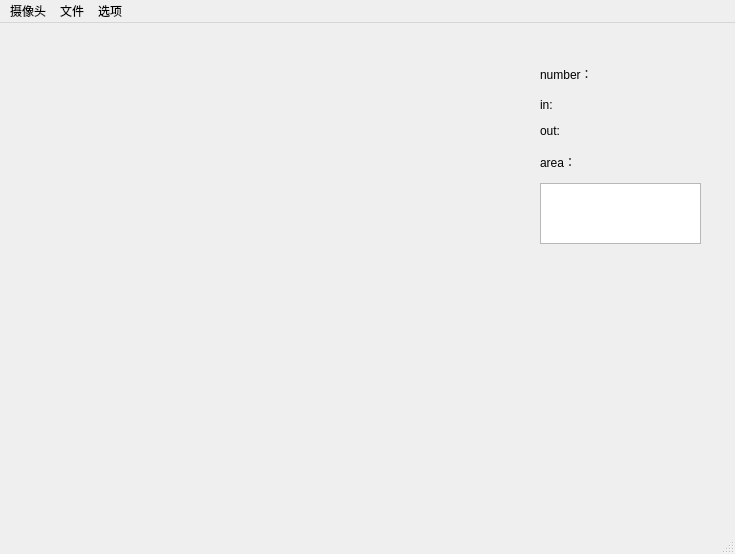
Old version of the form NeoCrowdCilent/mainwindow.ui in the repository zhengyueyu/NeoCrowd.
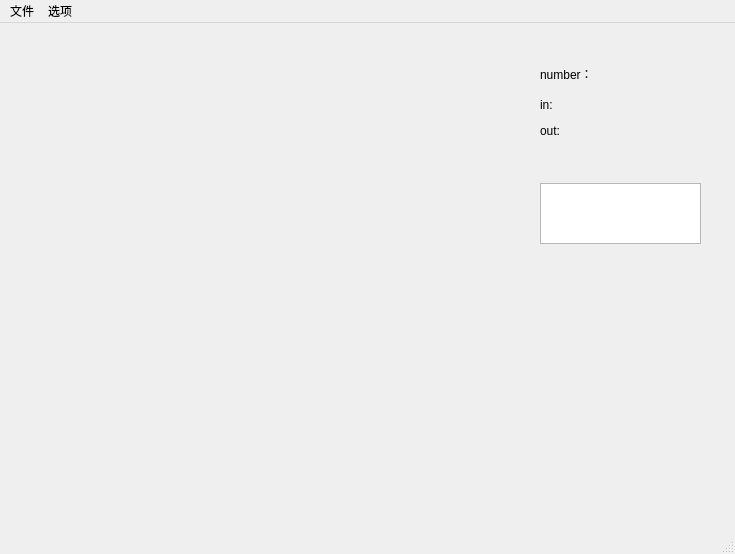
New version of the form.

Diff of the .ui file:
```diff
--- a/NeoCrowdCilent/mainwindow.ui
+++ b/NeoCrowdCilent/mainwindow.ui
@@ -56,19 +56,6 @@
      <string>&lt;html&gt;&lt;head/&gt;&lt;body&gt;&lt;p&gt;in:&lt;/p&gt;&lt;p&gt;out:&lt;/p&gt;&lt;/body&gt;&lt;/html&gt;</string>
     </property>
    </widget>
-   <widget class="QLabel" name="label">
-    <property name="geometry">
-     <rect>
-      <x>540</x>
-      <y>130</y>
-      <width>67</width>
-      <height>17</height>
-     </rect>
-    </property>
-    <property name="text">
-     <string>area：</string>
-    </property>
-   </widget>
    <widget class="QTextEdit" name="areaEdit">
     <property name="geometry">
      <rect>
@@ -102,13 +89,6 @@
      <height>28</height>
     </rect>
    </property>
-   <widget class="QMenu" name="menu">
-    <property name="title">
-     <string>摄像头</string>
-    </property>
-    <addaction name="open"/>
-    <addaction name="close"/>
-   </widget>
    <widget class="QMenu" name="menu_2">
     <property name="title">
      <string>文件</string>
@@ -138,7 +118,6 @@
     <addaction name="separator"/>
     <addaction name="actionReid"/>
    </widget>
-   <addaction name="menu"/>
    <addaction name="menu_2"/>
    <addaction name="menu_3"/>
   </widget>
```
Left out of the diff: 1 changed line with no effect on the pictures.
